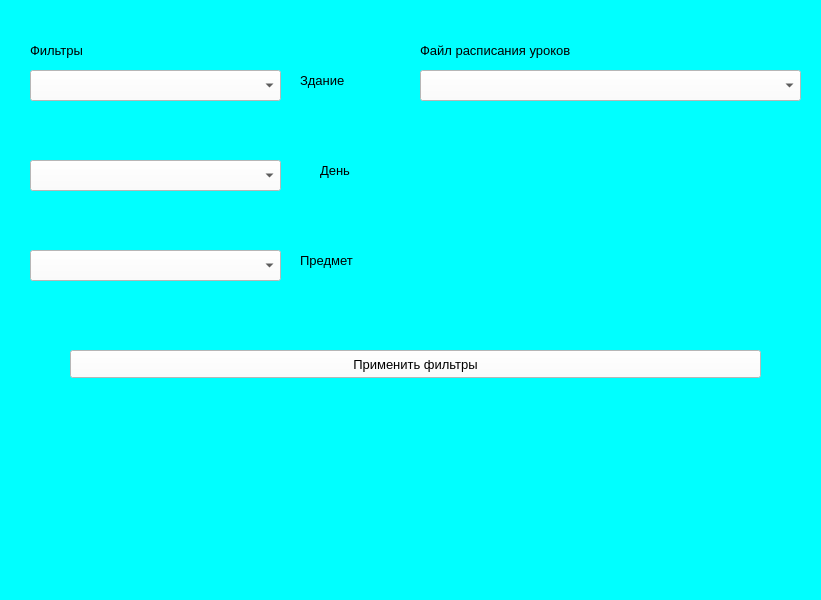
Qt form frontend/hand_schedule.ui (saaasssska/helper_by_school) before a commit.
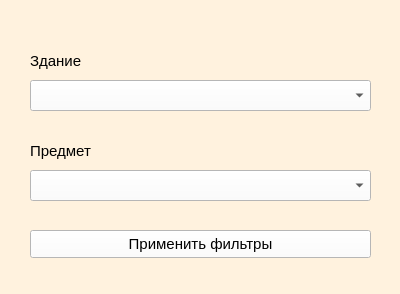
The same form after that commit.

Patch:
```diff
--- a/frontend/hand_schedule.ui
+++ b/frontend/hand_schedule.ui
@@ -6,8 +6,8 @@
    <rect>
     <x>0</x>
     <y>0</y>
-    <width>821</width>
-    <height>600</height>
+    <width>400</width>
+    <height>294</height>
    </rect>
   </property>
   <property name="font">
@@ -19,50 +19,14 @@
    <string>Form</string>
   </property>
   <property name="styleSheet">
-   <string notr="true">background-color: rgb(0, 255, 255);</string>
+   <string notr="true">background-color: rgb(255, 242, 222);</string>
   </property>
-  <widget class="QLabel" name="label_2">
-   <property name="geometry">
-    <rect>
-     <x>30</x>
-     <y>40</y>
-     <width>131</width>
-     <height>21</height>
-    </rect>
-   </property>
-   <property name="font">
-    <font>
-     <pointsize>10</pointsize>
-    </font>
-   </property>
-   <property name="text">
-    <string>Фильтры</string>
-   </property>
-  </widget>
   <widget class="QComboBox" name="combo_builds">
    <property name="geometry">
     <rect>
      <x>30</x>
-     <y>70</y>
-     <width>251</width>
-     <height>31</height>
-    </rect>
-   </property>
-   <property name="font">
-    <font>
-     <pointsize>10</pointsize>
-    </font>
-   </property>
-   <property name="styleSheet">
-    <string notr="true">background-color: rgb(255, 255, 255);</string>
-   </property>
-  </widget>
-  <widget class="QComboBox" name="combo_day">
-   <property name="geometry">
-    <rect>
-     <x>30</x>
-     <y>160</y>
-     <width>251</width>
+     <y>80</y>
+     <width>341</width>
      <height>31</height>
     </rect>
    </property>
@@ -79,8 +43,8 @@
    <property name="geometry">
     <rect>
      <x>30</x>
-     <y>250</y>
-     <width>251</width>
+     <y>170</y>
+     <width>341</width>
      <height>31</height>
     </rect>
    </property>
@@ -96,15 +60,15 @@
   <widget class="QLabel" name="label_3">
    <property name="geometry">
     <rect>
-     <x>300</x>
-     <y>70</y>
+     <x>30</x>
+     <y>50</y>
      <width>61</width>
      <height>21</height>
     </rect>
    </property>
    <property name="font">
     <font>
-     <pointsize>10</pointsize>
+     <pointsize>11</pointsize>
     </font>
    </property>
    <property name="text">
@@ -114,51 +78,33 @@
   <widget class="QLabel" name="label_4">
    <property name="geometry">
     <rect>
-     <x>300</x>
-     <y>250</y>
+     <x>30</x>
+     <y>140</y>
      <width>81</width>
      <height>21</height>
     </rect>
    </property>
    <property name="font">
     <font>
-     <pointsize>10</pointsize>
+     <pointsize>11</pointsize>
     </font>
    </property>
    <property name="text">
     <string>Предмет</string>
    </property>
   </widget>
-  <widget class="QLabel" name="label_5">
-   <property name="geometry">
-    <rect>
-     <x>320</x>
-     <y>160</y>
-     <width>55</width>
-     <height>21</height>
-    </rect>
-   </property>
-   <property name="font">
-    <font>
-     <pointsize>10</pointsize>
-    </font>
-   </property>
-   <property name="text">
-    <string>День</string>
-   </property>
-  </widget>
   <widget class="QPushButton" name="push_filters">
    <property name="geometry">
     <rect>
-     <x>70</x>
-     <y>350</y>
-     <width>691</width>
+     <x>30</x>
+     <y>230</y>
+     <width>341</width>
      <height>28</height>
     </rect>
    </property>
    <property name="font">
     <font>
-     <pointsize>10</pointsize>
+     <pointsize>11</pointsize>
     </font>
    </property>
    <property name="styleSheet">
@@ -168,42 +114,6 @@
     <string>Применить фильтры</string>
    </property>
   </widget>
-  <widget class="QComboBox" name="combo_file_lessons">
-   <property name="geometry">
-    <rect>
-     <x>420</x>
-     <y>70</y>
-     <width>381</width>
-     <height>31</height>
-    </rect>
-   </property>
-   <property name="font">
-    <font>
-     <pointsize>10</pointsize>
-    </font>
-   </property>
-   <property name="styleSheet">
-    <string notr="true">background-color: rgb(255, 255, 255);</string>
-   </property>
-  </widget>
-  <widget class="QLabel" name="label_6">
-   <property name="geometry">
-    <rect>
-     <x>420</x>
-     <y>40</y>
-     <width>231</width>
-     <height>21</height>
-    </rect>
-   </property>
-   <property name="font">
-    <font>
-     <pointsize>10</pointsize>
-    </font>
-   </property>
-   <property name="text">
-    <string>Файл расписания уроков</string>
-   </property>
-  </widget>
  </widget>
  <resources/>
  <connections/>
```
Left out of the diff: 4 changed lines with no effect on the pictures.
